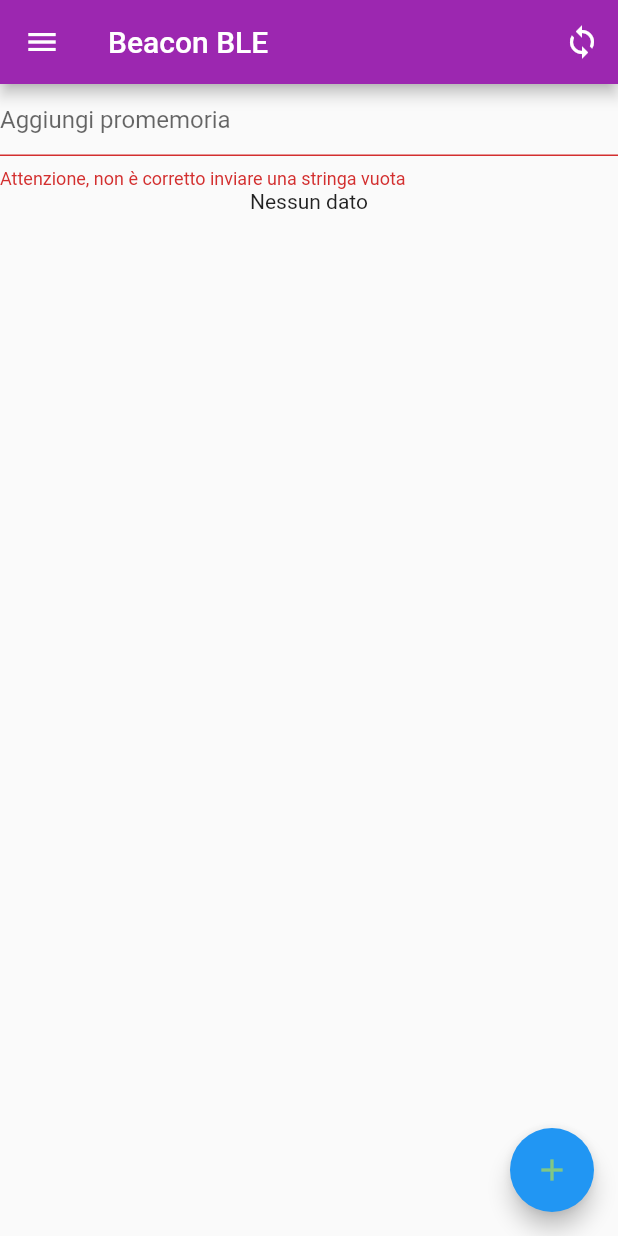
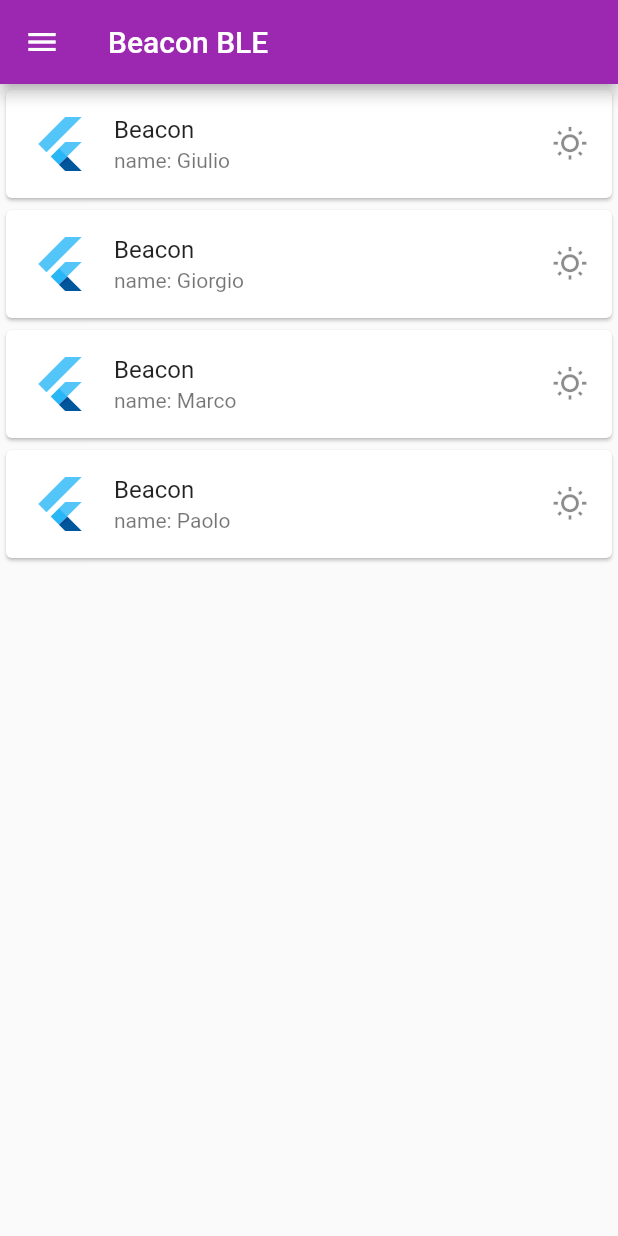
Before and after one commit to STB1019/Flutter-Beacon, a Flutter app: the screen it shows after launch, on a phone screen of 412 x 824 dp. Run offline on Flutter 3.47's test engine with Material 2 defaults, Android fonts, the phone set to English and light mode, and no system bars; our stand-ins replace sqflite; accounts and stored records are empty.

Commit message:
futter-beacon plugin, reformat

```diff
--- a/lib/main.dart
+++ b/lib/main.dart
@@ -29,7 +29,7 @@ class HomePage extends StatefulWidget {
 }
 
 class _HomePageState extends State<HomePage> {
-  final _beaconName = <String>[];
+  final _beaconName = <String>["Giulio", "Giorgio", "Marco", "Paolo"];
   final _selectedBeacons = Set<String>();
   Color cardColor;
 
@@ -50,122 +50,19 @@ class _HomePageState extends State<HomePage> {
       appBar: AppBar(
         title: Text("Beacon BLE"),
         backgroundColor: Colors.purple,
-        actions: <Widget>[
-          Builder(
-            builder: (BuildContext context) {
-              return IconButton(
-                icon: Icon(Icons.sync),
-                onPressed: () {
-                  // SnackBar pops up a message for a certain interval of time
-                  // ScaffoldMessenger handles SnackBars
-                  ScaffoldMessenger.of(context).showSnackBar(SnackBar(
-                      content: Text("Avvio reset DB"),
-                      duration: Duration(seconds: 1, milliseconds: 500)));
-                  DBMS.internal().createDB().then((value) {
-                    ScaffoldMessenger.of(context)
-                        .showSnackBar(SnackBar(content: Text("DB settato")));
-                  });
-                },
-              );
-            },
-          ),
-        ],
       ),
-
-      ////////////////////////body: Container(
-      ////////////////////////child: _buildBeaconFound(),
-      ////////////////////////),
-
-      body: Form(
-        child: Column(
-          children: <Widget>[
-            TextFormField(
-                initialValue: formVarText,
-                autovalidateMode: AutovalidateMode.always,
-                decoration: InputDecoration(hintText: "Aggiungi promemoria"),
-                maxLines: 5,
-                minLines: 1,
-                validator: (String val) {
-                  if (val.trim().length == 0)
-                    return "Attenzione, non è corretto inviare una stringa vuota";
-                  formVarText = val.trim();
-                  return null;
-                },
-                onSaved: (String param) => param.trim(),
-                onEditingComplete: () {
-                  FocusScope.of(context).unfocus();
-                }),
-            Expanded(
-                child: FutureBuilder(
-                    future: TaskEntity.getAll(DBMS()),
-                    builder: (context, snapshot) {
-                      if (snapshot.hasError)
-                        return Text("Non funziona niente\n${snapshot.error}");
-                      if (snapshot.hasData) if (snapshot.data.length == 0)
-                        return Text("Nessun dato");
-                      else {
-                        snapshot.data.forEach((value) {
-                          print(value.runtimeType);
-                          print(value);
-                        });
-                      }
-                      return Container(
-                          width: 200,
-                          child: ListView.builder(
-                              itemCount: snapshot.data.length,
-                              itemBuilder: (BuildContext context, int index) {
-                                TaskEntity task =
-                                    snapshot.data[index] as TaskEntity;
-                                return ListTile(
-                                  title: Text(task.name),
-                                  subtitle: Text(task.id),
-                                );
-                              }));
-                      //TODO
-                    }))
-          ],
-        ),
-        onChanged: () {},
-      ),
-      floatingActionButton: Builder(
-        builder: (BuildContext context) {
-          return FloatingActionButton(
-            onPressed: () {
-              setState(() {
-                ScaffoldMessenger.of(context).showSnackBar(SnackBar(
-                  content: Text("Salvataggio in corso"),
-                  duration: Duration(seconds: 2, milliseconds: 500),
-                ));
-                TaskEntity task = TaskEntity.fromMap({"name": formVarText});
-                ModelEntity.insert(DBMS.internal(), task,
-                    tableName: TaskEntity.tableName);
-                formVarText = "";
-              });
-            },
-            tooltip: 'Invio',
-            child: Icon(
-              Icons.add,
-              color: Colors.green[300],
-            ),
-          );
-        }, // This trailing comma makes auto-formatting nicer for build methods.
+      body: Container(
+        child: _buildBeaconFound(),
       ),
     );
   }
 
   Widget _buildBeaconFound() {
-    return ListView.builder(itemBuilder: (context, index) {
-      // this is for an infinite list of cards
-      //if (index >= _beaconName.length) {
-      //  _beaconName.add(index.toString());
-      //}
-      _beaconName.add("Giulio");
-      _beaconName.add("Giorgio");
-      _beaconName.add("Marco");
-      _beaconName.add("Paolo");
-
-      return Card(child: _buildRow(_beaconName[index]));
-    });
+    return ListView.builder(
+        itemCount: _beaconName.length,
+        itemBuilder: (context, index) {
+          return Card(child: _buildRow(_beaconName[index]));
+        });
   }
 
   Widget _buildRow(String text) {
--- a/pubspec.yaml
+++ b/pubspec.yaml
@@ -28,6 +28,7 @@ dependencies:
   # The following adds the Cupertino Icons font to your application.
   # Use with the CupertinoIcons class for iOS style icons.
   cupertino_icons: ^1.0.0
+  flutter_beacon: any
   flutter_blue: any
   uuid: any
   sqflite: any
```
Also changed, not shown: pubspec.lock, 1 other file.
